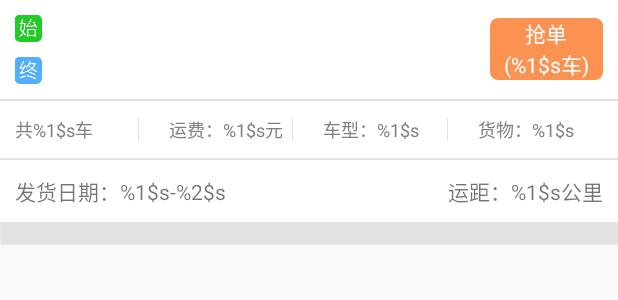
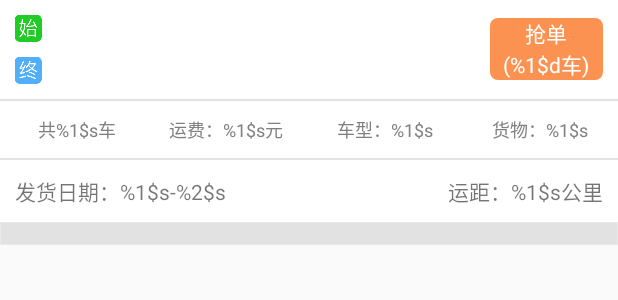
Before and after one commit to shiwobuhaoma/xinze, an Android app: the layout bill_directional_rv_item.xml on its own in the app's theme, with its tools: preview values and no code run, on a phone screen of 412 x 824 dp. Shown: the top 300 px of the screen. Run offline under Robolectric (Android 15) with nearby library versions, the phone set to English and light mode, and no system bars; network calls fail.

Commit message:
1、修改找货跳转入口，优化界面

```diff
--- a/app/src/main/java/com/xinze/xinze/module/forget/ForgetPassWordActivity.java
+++ b/app/src/main/java/com/xinze/xinze/module/forget/ForgetPassWordActivity.java
@@ -48,7 +48,7 @@ public class ForgetPassWordActivity extends BaseActivity implements View.OnClick
 
     @Override
     protected void initView() {
-        forgetToolBar.setMainTitle(getResources().getString(R.string.forget_pwd));
+        forgetToolBar.setMainTitle(getString(R.string.forget_pwd));
         forgetToolBar.setTitleMarginTop();
         mForgetVerifyCodeButton.setOnClickListener(this);
         mForgetNextButton.setOnClickListener(this);
--- a/app/src/main/java/com/xinze/xinze/module/login/LoginActivity.java
+++ b/app/src/main/java/com/xinze/xinze/module/login/LoginActivity.java
@@ -75,7 +75,7 @@ public class LoginActivity extends BaseActivity implements ILoginView, View.OnCl
 
     @Override
     protected void initView() {
-        //loginToolBar.setMainTitle(getResources().getString(R.string.login));
+        //loginToolBar.setMainTitle(getString(R.string.login));
         forgetPwd.setOnClickListener(this);
         register.setOnClickListener(this);
         mUserEditText = usernameWrapper.getEditText();
--- a/app/src/main/java/com/xinze/xinze/module/main/fragment/HomeFragment.java
+++ b/app/src/main/java/com/xinze/xinze/module/main/fragment/HomeFragment.java
@@ -88,9 +88,9 @@ public class HomeFragment extends BaseFragment implements IHomeView {
     private void jump(int position) {
         if (App.mUser.isLogin()){
             if (position == 1){
-                openActivity(SendGoodsActivity.class);
+                openActivity(SendGoodsActivity.class,"CurrentRadio","1");
             }else if (position == 0){
-                openActivity(FindGoodsActivity.class);
+                openActivity(SendGoodsActivity.class,"CurrentRadio","0");
             }else if (position == 2){
                 openActivity(RegularRunActivity.class);
             }
--- a/app/src/main/java/com/xinze/xinze/module/register/RegisterActivity.java
+++ b/app/src/main/java/com/xinze/xinze/module/register/RegisterActivity.java
@@ -62,12 +62,12 @@ public class RegisterActivity extends BaseActivity implements View.OnClickListen
     @Override
     protected void initView() {
 
-        registerToolBar.setMainTitle(getResources().getString(R.string.register));
+        registerToolBar.setMainTitle(getString(R.string.register));
         registerToolBar.setTitleMarginTop();
         mPassWordEyeIv.setOnClickListener(this);
         mGetVerificationCode.setOnClickListener(this);
         mRegister.setOnClickListener(this);
-        mRegisterRead.setText(Html.fromHtml(getResources().getString(R.string.register_read_service)));
+        mRegisterRead.setText(Html.fromHtml(getString(R.string.register_read_service)));
 
     }
 
--- a/app/src/main/java/com/xinze/xinze/module/select/view/SelectCarActivity.java
+++ b/app/src/main/java/com/xinze/xinze/module/select/view/SelectCarActivity.java
@@ -10,7 +10,6 @@ import android.view.View;
 import android.widget.Button;
 import android.widget.LinearLayout;
 import android.widget.TextView;
-
 import com.xinze.xinze.App;
 import com.xinze.xinze.R;
 import com.xinze.xinze.base.BaseActivity;
@@ -25,10 +24,8 @@ import com.xinze.xinze.module.transport.module.Car;
 import com.xinze.xinze.utils.DialogUtil;
 import com.xinze.xinze.utils.DividerItemDecoration;
 import com.xinze.xinze.widget.SimpleToolbar;
-
 import java.util.ArrayList;
 import java.util.List;
-
 import butterknife.BindView;
 import butterknife.OnClick;
 
@@ -75,7 +72,7 @@ public class SelectCarActivity extends BaseActivity implements ISelectCarView, V
         billId = intent.getStringExtra("orderId");
         initToolbar();
         selectTop.setOnClickListener(this);
-        selectService.setText(Html.fromHtml(getResources().getString(R.string.select_read_service)));
+        selectService.setText(Html.fromHtml(getString(R.string.select_read_service)));
 
         sca = new SelectCarAdapter(this);
         selectRv.setLayoutManager(new LinearLayoutManager(this));
@@ -185,7 +182,6 @@ public class SelectCarActivity extends BaseActivity implements ISelectCarView, V
         }
     }
 
-
     public void setProtocolData(Protocol data) {
         String protocolContext = data.getContent();
         String protocolName = data.getProtocolName();
--- a/app/src/main/res/layout/bill_directional_rv_item.xml
+++ b/app/src/main/res/layout/bill_directional_rv_item.xml
@@ -73,44 +73,42 @@
             android:maxLines="1"
             android:id="@+id/directional_tv_car_count"
             android:ellipsize="end"
-            android:drawablePadding="5dp"
+            android:gravity="center"
             android:textColor="@color/order_item_text"
             android:text="@string/bill_car_count"
             android:textSize="12sp"
-            android:drawableEnd="@drawable/line"
             android:layout_width="0dp"
             android:layout_weight="1"
             android:layout_height="wrap_content" />
         <TextView
             android:padding="10dp"
             android:maxLines="1"
+            android:gravity="start"
             android:textSize="12sp"
-            android:drawablePadding="5dp"
             android:id="@+id/directional_tv_freight"
             android:textColor="@color/order_item_text"
             android:text="@string/bill_car_freight"
-            android:drawableEnd="@drawable/line"
             android:layout_width="0dp"
             android:layout_weight="1"
             android:layout_height="wrap_content" />
         <TextView
             android:padding="10dp"
             android:maxLines="1"
+            android:gravity="center"
             android:textSize="12sp"
-            android:drawablePadding="5dp"
             android:id="@+id/directional_tv_car_type"
             android:textColor="@color/order_item_text"
             android:text="@string/order_truck_type"
-            android:drawableEnd="@drawable/line"
             android:layout_width="0dp"
             android:layout_weight="1"
             android:layout_height="wrap_content" />
+
         <TextView
             android:padding="10dp"
             android:maxLines="1"
             android:textSize="12sp"
+            android:gravity="center"
             android:ellipsize="end"
-            android:drawablePadding="5dp"
             android:textColor="@color/order_item_text"
             android:id="@+id/directional_tv_productName"
             android:text="@string/order_product_name"
--- a/app/src/main/res/values/strings.xml
+++ b/app/src/main/res/values/strings.xml
@@ -135,12 +135,12 @@ compile com.android.support:design:25.0.1
     <string name="bill_ordinary">普通货单</string>
     <string name="bill_directional">定向货单</string>
 
-
+    <string name="send_search_regular">搜常跑</string>
     <string name="send_goods_to">到：</string>
     <string name="send_goods_all">全国</string>
     <string name="send_goods_date">发货日期：%1$s-%2$s</string>
     <string name="send_goods_distance">运距：%1$s公里</string>
-    <string name="directional_robbing_bill">抢单\n(%1$s车)</string>
+    <string name="directional_robbing_bill">抢单\n(%1$d车)</string>
     <string name="bill_robbing">抢单</string>
     <string name="bill_car_count">共%1$s车</string>
     <string name="bill_car_freight">运费：%1$s元</string>
@@ -171,4 +171,5 @@ compile com.android.support:design:25.0.1
     <string name="invite_detail_title">邀请详情</string>
     <string name="invite_detail_confirm_content">确定要接受邀请吗?</string>
     <string name="invite_detail_refuse_hint">拒绝理由</string>
+
 </resources>
```
Also changed, not shown: app/src/main/java/com/xinze/xinze/module/order/view/OrderDetailActivity.java (+11 -11 lines), app/src/main/java/com/xinze/xinze/module/send/adapter/BillRecycleViewAdapter.java (+4 -3 lines), app/src/main/java/com/xinze/xinze/module/send/view/SendGoodsActivity.java (+6 -9 lines), app/src/main/java/com/xinze/xinze/module/transport/view/TransportDetailsActivity.java (+7 -7 lines), app/src/main/java/com/xinze/xinze/widget/SimpleToolbar.java (+8 -0 lines), app/src/main/res/drawable/circle_gray_button.xml (+3 -9 lines).
